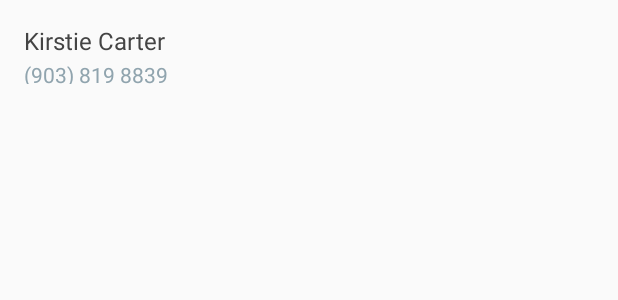
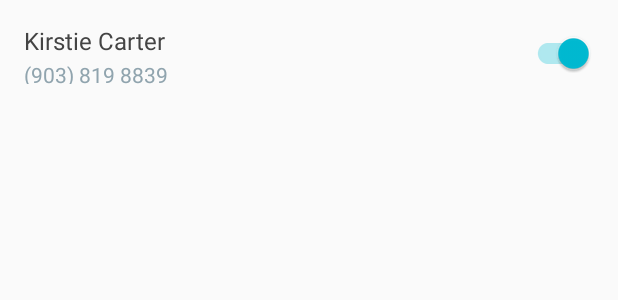
Before and after one commit to drew-smithies/BatTextR, an Android app: the layout alert_list_item.xml on its own in the app's theme, with its tools: preview values and no code run, on a phone screen of 412 x 824 dp. Shown: the top 300 px of the screen. Run offline under Robolectric (Android 15) with nearby library versions, the phone set to English and light mode, and no system bars.

Commit message:
Added switches to each contact to turn off or on

```diff
--- a/app/src/main/java/com/unlimited/penguins/battextr/AlertOpenHelper.java
+++ b/app/src/main/java/com/unlimited/penguins/battextr/AlertOpenHelper.java
@@ -20,6 +20,10 @@ public class AlertOpenHelper extends SQLiteOpenHelper {
     }
 
     public void onUpgrade(SQLiteDatabase db, int oldVersion, int newVersion) {
+        switch (oldVersion) {
+            case 1:
+
+        }
 
     }
 
@@ -31,6 +35,7 @@ public class AlertOpenHelper extends SQLiteOpenHelper {
                 + ", " + mContext.getString(R.string.sql_column_contact_detail) + " " + mContext.getString(R.string.sql_column_contact_detail_type) + " NOT NULL "
                 + ", " + mContext.getString(R.string.sql_column_alert_type) + " " + mContext.getString(R.string.sql_column_alert_type_type) + " NOT NULL "
                 + ", " + mContext.getString(R.string.sql_column_alert_detail) + " " + mContext.getString(R.string.sql_column_alert_detail_type)
+                + ", " + mContext.getString(R.string.sql_column_alert_isOn) + " " + mContext.getString(R.string.sql_column_alert_isOn_type)
                 + ");"
                 ;
         db.execSQL(createTableSQL);
--- a/app/src/main/res/layout/alert_list_item.xml
+++ b/app/src/main/res/layout/alert_list_item.xml
@@ -34,4 +34,15 @@
         android:layout_below="@id/list_item"
         tools:text="(903) 819 8839"
         />
+
+    <android.support.v7.widget.SwitchCompat
+        android:id="@+id/list_item_switch"
+        android:layout_width="wrap_content"
+        android:layout_height="wrap_content"
+        android:layout_alignParentRight="true"
+        android:paddingRight="@dimen/list_switch_rightPadding"
+        android:paddingTop="@dimen/list_switch_topBotPadding"
+        android:paddingBottom="@dimen/list_switch_topBotPadding"
+        android:checked="true"
+        />
 </RelativeLayout>
--- a/app/src/main/res/values/dimens.xml
+++ b/app/src/main/res/values/dimens.xml
@@ -4,17 +4,17 @@
     <dimen name="activity_vertical_margin">16dp</dimen>
     <dimen name="fab_margin">16dp</dimen>
 
-    <!-- Recycler dimensions -->
+    <!-- Recycler -->
     <dimen name="rec_topPadding">8dp</dimen>
 
-    <!-- List header dimensions -->
+    <!-- List header -->
     <dimen name="list_header_height">48dp</dimen>
     <dimen name="list_header_leftPadding">16dp</dimen>
     <dimen name="list_header_textSize">18sp</dimen>
     <dimen name="list_header_topBotPadding">14dp</dimen>
     <dimen name="list_header_elevation">2dp</dimen>
 
-    <!-- List tile dimentions -->
+    <!-- List tile -->
     <dimen name="list_height">72dp</dimen>
     <dimen name="list_text_size">16sp</dimen>
     <dimen name="list_text_sub_size">14sp</dimen>
@@ -22,4 +22,8 @@
     <dimen name="list_text_middlePadding">2dp</dimen>
     <dimen name="list_maintext_leftPadding">16dp</dimen>
     <dimen name="list_maintext_rightPadding">16dp</dimen>
+
+    <!-- List tile switch -->
+    <dimen name="list_switch_rightPadding">16dp</dimen>
+    <dimen name="list_switch_topBotPadding">26dp</dimen>
 </resources>
--- a/app/src/main/res/values/strings.xml
+++ b/app/src/main/res/values/strings.xml
@@ -34,5 +34,7 @@
     <string name="sql_column_alert_type_type">TEXT</string>
     <string name="sql_column_alert_detail">alertDetail</string>
     <string name="sql_column_alert_detail_type">INT</string>
+    <string name="sql_column_alert_isOn">isOn</string>
+    <string name="sql_column_alert_isOn_type">INT</string>
 
 </resources>
```
Also changed, not shown: app/src/main/java/com/unlimited/penguins/battextr/AlertItem.java (+19 -1 lines), app/src/main/java/com/unlimited/penguins/battextr/AlertItemDataHelper.java (+10 -1 lines), app/src/main/java/com/unlimited/penguins/battextr/AlertRecyclerAdapter.java (+27 -6 lines), app/src/main/java/com/unlimited/penguins/battextr/BatteryLowReceiver.java (+7 -2 lines), app/src/main/java/com/unlimited/penguins/battextr/MainActivity.java (+4 -7 lines).
